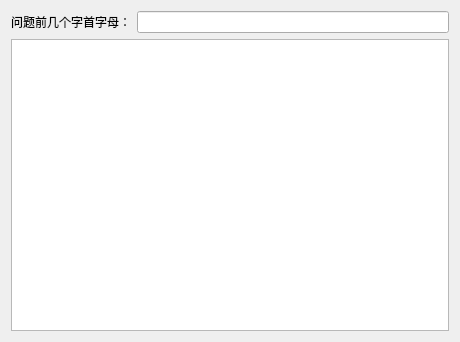
Qt form widget.ui (Shantom/AnswerQues) before a commit.
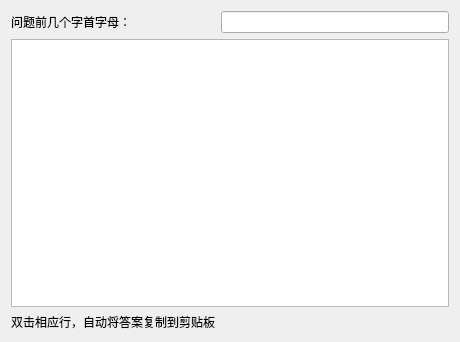
The same form after that commit.

Diff of the .ui file:
```diff
--- a/widget.ui
+++ b/widget.ui
@@ -14,10 +14,7 @@
    <string>Widget</string>
   </property>
   <layout class="QGridLayout" name="gridLayout">
-   <item row="0" column="1">
-    <widget class="QLineEdit" name="lineEdit"/>
-   </item>
-   <item row="1" column="0" colspan="2">
+   <item row="2" column="0" colspan="2">
     <widget class="QTableWidget" name="tableWidget"/>
    </item>
    <item row="0" column="0">
@@ -27,6 +24,16 @@
      </property>
     </widget>
    </item>
+   <item row="0" column="1">
+    <widget class="QLineEdit" name="lineEdit"/>
+   </item>
+   <item row="3" column="0">
+    <widget class="QLabel" name="label_2">
+     <property name="text">
+      <string>双击相应行，自动将答案复制到剪贴板</string>
+     </property>
+    </widget>
+   </item>
   </layout>
  </widget>
  <resources/>
```
